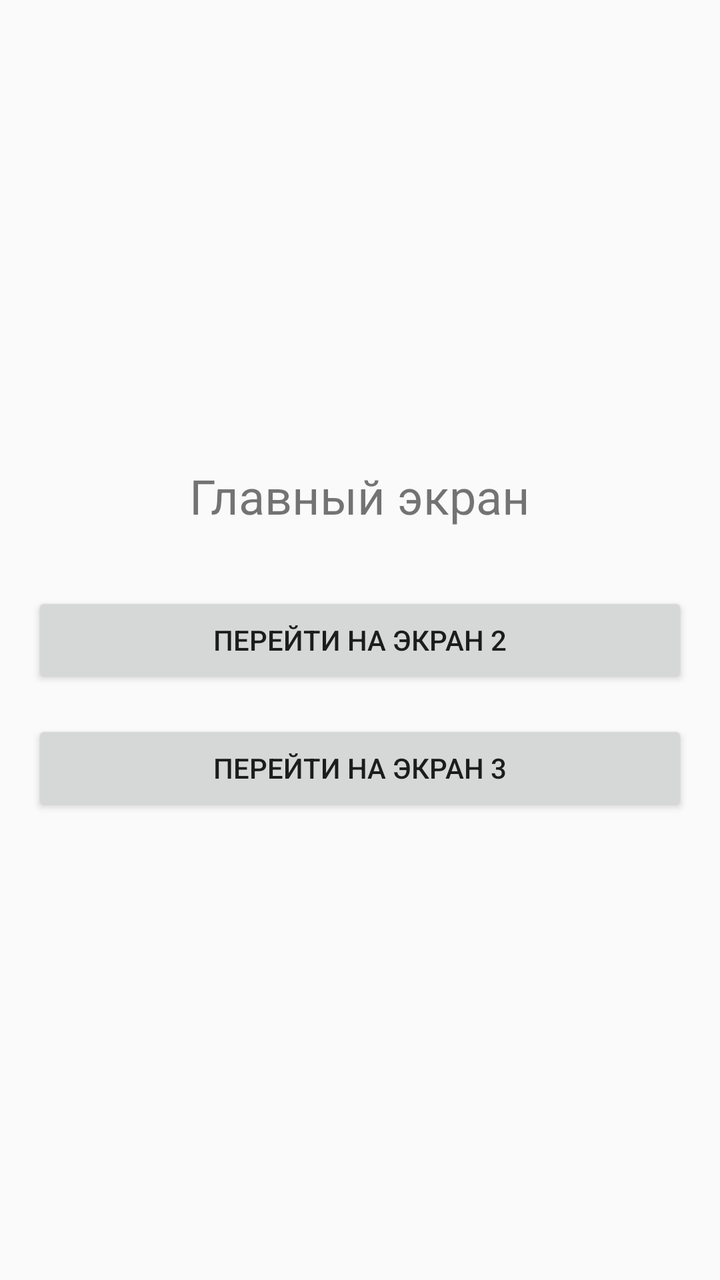
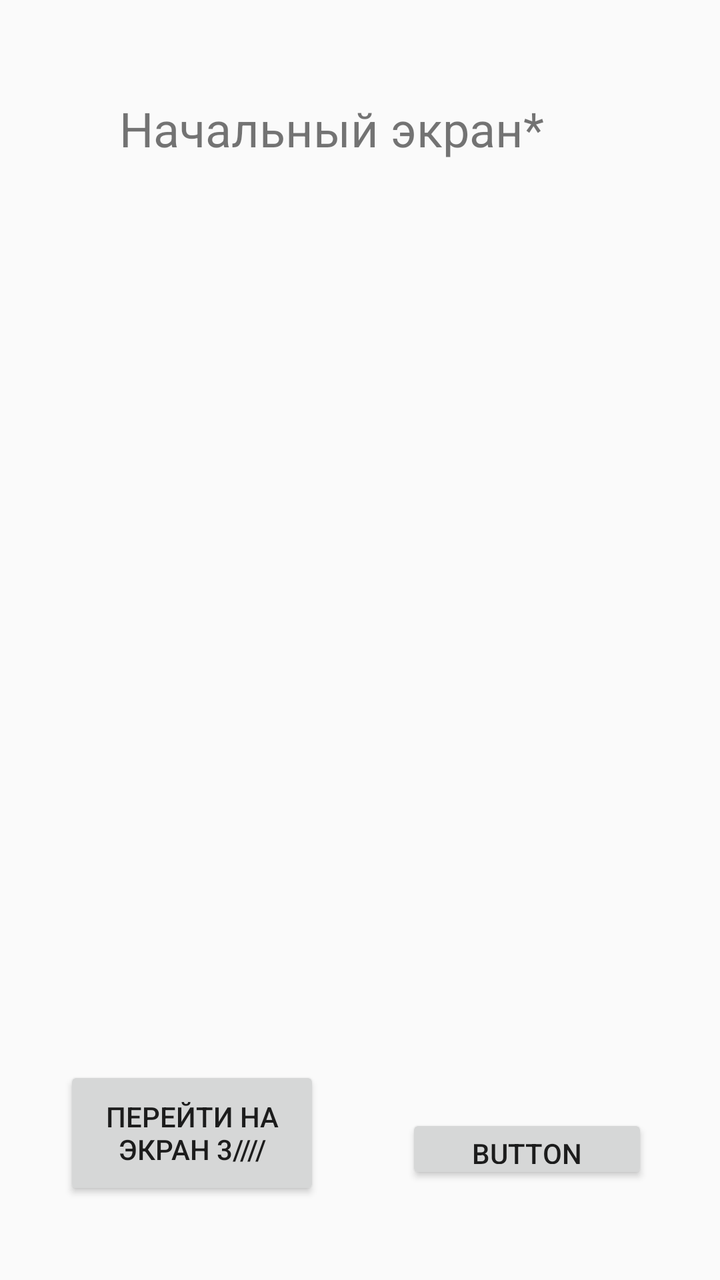

An Android layout rendered at two revisions. The XML below is the earlier revision; the diff shows what the commit changed to produce the second picture.
<!-- AndroidManifest.xml: application theme Theme.AppCompat.Light.DarkActionBar -->
<!-- res/layout/activity_main.xml -->
<?xml version="1.0" encoding="utf-8"?>
<LinearLayout xmlns:android="http://schemas.android.com/apk/res/android"
    android:layout_width="match_parent"
    android:layout_height="match_parent"
    android:orientation="vertical"
    android:gravity="center"
    android:padding="16dp">

    <TextView
        android:layout_width="wrap_content"
        android:layout_height="wrap_content"
        android:text="Главный экран"
        android:textSize="24sp"
        android:layout_marginBottom="32dp" />

    <Button
        android:id="@+id/btn_to_screen2"
        android:layout_width="match_parent"
        android:layout_height="wrap_content"
        android:text="Перейти на экран 2"
        android:layout_marginBottom="16dp" />

    <Button
        android:id="@+id/btn_to_screen3"
        android:layout_width="match_parent"
        android:layout_height="wrap_content"
        android:text="Перейти на экран 3" />

</LinearLayout>
<!-- resources referenced by this layout -->
<resources>

</resources>

<!-- the commit's change to res/layout/activity_main.xml (unified diff, before → after) -->
@@ -1,29 +1,45 @@
 <?xml version="1.0" encoding="utf-8"?>
-<LinearLayout xmlns:android="http://schemas.android.com/apk/res/android"
+<androidx.constraintlayout.widget.ConstraintLayout xmlns:android="http://schemas.android.com/apk/res/android"
+    xmlns:app="http://schemas.android.com/apk/res-auto"
+    xmlns:tools="http://schemas.android.com/tools"
     android:layout_width="match_parent"
     android:layout_height="match_parent"
+    android:gravity="center"
     android:orientation="vertical"
-    android:gravity="center"
     android:padding="16dp">
 
     <TextView
         android:layout_width="wrap_content"
         android:layout_height="wrap_content"
-        android:text="Главный экран"
+        android:layout_marginTop="32dp"
+        android:layout_marginEnd="72dp"
+        android:text="Начальный экран*"
         android:textSize="24sp"
-        android:layout_marginBottom="32dp" />
-
-    <Button
-        android:id="@+id/btn_to_screen2"
-        android:layout_width="match_parent"
-        android:layout_height="wrap_content"
-        android:text="Перейти на экран 2"
-        android:layout_marginBottom="16dp" />
+        app:layout_constraintEnd_toEndOf="parent"
+        app:layout_constraintTop_toTopOf="parent"
+        tools:ignore="MissingConstraints" />
 
     <Button
         android:id="@+id/btn_to_screen3"
-        android:layout_width="match_parent"
-        android:layout_height="wrap_content"
-        android:text="Перейти на экран 3" />
+        android:layout_width="128dp"
+        android:layout_height="67dp"
+        android:layout_marginStart="16dp"
+        android:layout_marginBottom="24dp"
+        android:text="Перейти на экран 3////"
+        app:layout_constraintBottom_toBottomOf="parent"
+        app:layout_constraintStart_toStartOf="parent"
+        tools:ignore="MissingConstraints" />
 
-</LinearLayout>
+    <Button
+        android:id="@+id/btn_to_initial_setup"
+        android:layout_width="121dp"
+        android:layout_height="35dp"
+        android:layout_marginEnd="20dp"
+        android:layout_marginBottom="32dp"
+        android:text="Button"
+        app:layout_constraintBottom_toBottomOf="parent"
+        app:layout_constraintEnd_toEndOf="parent"
+        tools:ignore="MissingConstraints" />
+
+
+</androidx.constraintlayout.widget.ConstraintLayout>
